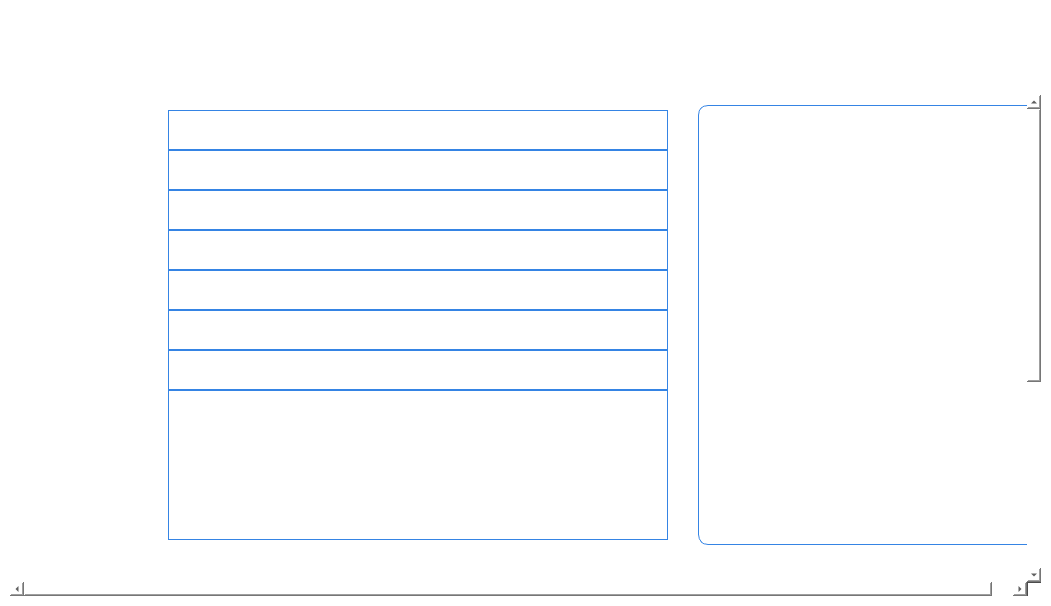
apollo-k22/FaceAI-Product, file forms/Page_5.ui: the form before one commit.
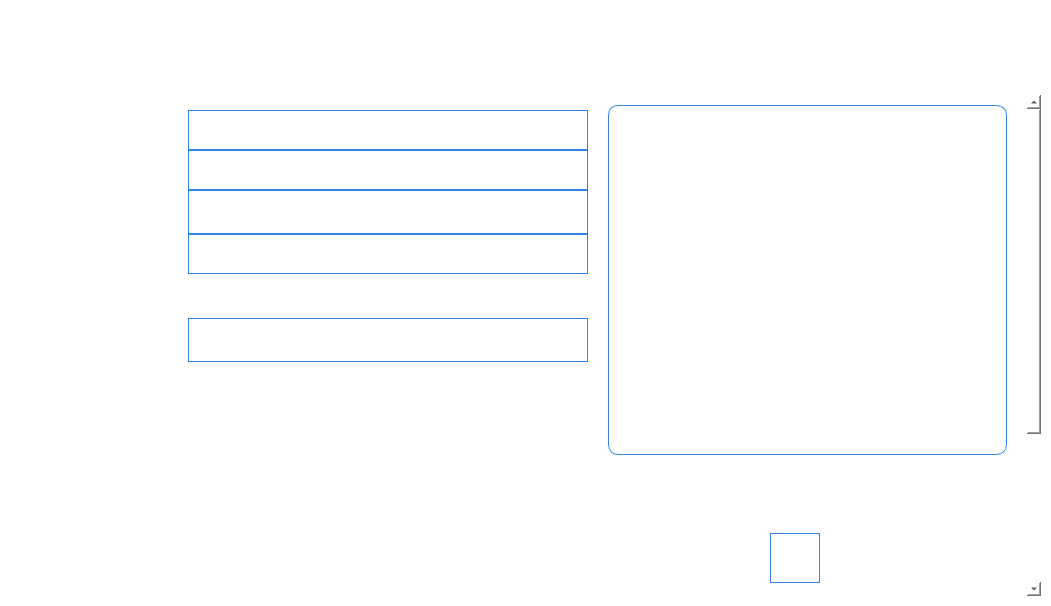
The form after the commit. Icons and pictures are not drawn.

```diff
--- a/forms/Page_5.ui
+++ b/forms/Page_5.ui
@@ -225,8 +225,8 @@
          <rect>
           <x>0</x>
           <y>0</y>
-          <width>1067</width>
-          <height>849</height>
+          <width>1012</width>
+          <height>761</height>
          </rect>
         </property>
         <property name="styleSheet">
@@ -272,7 +272,7 @@
               <number>0</number>
              </property>
              <item>
-              <layout class="QHBoxLayout" name="horizontalLayout_2" stretch="0,0,0,1,0">
+              <layout class="QHBoxLayout" name="horizontalLayout_2" stretch="0,0,1,0">
                <property name="leftMargin">
                 <number>0</number>
                </property>
@@ -346,21 +346,21 @@
                    <item row="0" column="1">
                     <widget class="QLabel" name="lblProbeId">
                      <property name="sizePolicy">
-                      <sizepolicy hsizetype="Fixed" vsizetype="Expanding">
+                      <sizepolicy hsizetype="Fixed" vsizetype="Fixed">
                        <horstretch>0</horstretch>
                        <verstretch>0</verstretch>
                       </sizepolicy>
                      </property>
                      <property name="minimumSize">
                       <size>
-                       <width>500</width>
+                       <width>400</width>
                        <height>40</height>
                       </size>
                      </property>
                      <property name="maximumSize">
                       <size>
-                       <width>500</width>
-                       <height>40</height>
+                       <width>400</width>
+                       <height>0</height>
                       </size>
                      </property>
                      <property name="baseSize">
@@ -423,13 +423,13 @@
                      </property>
                      <property name="minimumSize">
                       <size>
-                       <width>500</width>
+                       <width>400</width>
                        <height>40</height>
                       </size>
                      </property>
                      <property name="maximumSize">
                       <size>
-                       <width>500</width>
+                       <width>400</width>
                        <height>16777215</height>
                       </size>
                      </property>
@@ -463,14 +463,14 @@
                    <item row="3" column="1">
                     <widget class="QLabel" name="lblCaseNumber">
                      <property name="sizePolicy">
-                      <sizepolicy hsizetype="Fixed" vsizetype="Expanding">
+                      <sizepolicy hsizetype="Fixed" vsizetype="Fixed">
                        <horstretch>0</horstretch>
                        <verstretch>0</verstretch>
                       </sizepolicy>
                      </property>
                      <property name="minimumSize">
                       <size>
-                       <width>500</width>
+                       <width>400</width>
                        <height>40</height>
                       </size>
                      </property>
@@ -511,10 +511,16 @@
                      </property>
                      <property name="minimumSize">
                       <size>
-                       <width>500</width>
+                       <width>400</width>
                        <height>40</height>
                       </size>
                      </property>
+                     <property name="maximumSize">
+                      <size>
+                       <width>400</width>
+                       <height>16777215</height>
+                      </size>
+                     </property>
                      <property name="styleSheet">
                       <string notr="true">background:transparent;
 border: 1px solid rgb(53, 132, 228);
@@ -542,35 +548,6 @@
                      </property>
                     </widget>
                    </item>
-                   <item row="7" column="1">
-                    <widget class="QLabel" name="lblExaminerName">
-                     <property name="sizePolicy">
-                      <sizepolicy hsizetype="Fixed" vsizetype="Expanding">
-                       <horstretch>0</horstretch>
-                       <verstretch>0</verstretch>
-                      </sizepolicy>
-                     </property>
-                     <property name="minimumSize">
-                      <size>
-                       <width>500</width>
-                       <height>40</height>
-                      </size>
-                     </property>
-                     <property name="font">
-                      <font>
-                       <pointsize>18</pointsize>
-                      </font>
-                     </property>
-                     <property name="styleSheet">
-                      <string notr="true">background:transparent;
-border: 1px solid rgb(53, 132, 228);
-color: white;</string>
-                     </property>
-                     <property name="text">
-                      <string/>
-                     </property>
-                    </widget>
-                   </item>
                    <item row="8" column="0">
                     <widget class="QLabel" name="label_7">
                      <property name="sizePolicy">
@@ -598,14 +575,14 @@
                      </property>
                      <property name="minimumSize">
                       <size>
-                       <width>500</width>
+                       <width>400</width>
                        <height>40</height>
                       </size>
                      </property>
                      <property name="maximumSize">
                       <size>
-                       <width>500</width>
-                       <height>16777215</height>
+                       <width>400</width>
+                       <height>40</height>
                       </size>
                      </property>
                      <property name="styleSheet">
@@ -618,43 +595,6 @@
                      </property>
                     </widget>
                    </item>
-                   <item row="8" column="1">
-                    <widget class="QTextEdit" name="teditRemarks">
-                     <property name="enabled">
-                      <bool>true</bool>
-                     </property>
-                     <property name="sizePolicy">
-                      <sizepolicy hsizetype="Fixed" vsizetype="Expanding">
-                       <horstretch>0</horstretch>
-                       <verstretch>0</verstretch>
-                      </sizepolicy>
-                     </property>
-                     <property name="minimumSize">
-                      <size>
-                       <width>500</width>
-                       <height>0</height>
-                      </size>
-                     </property>
-                     <property name="styleSheet">
-                      <string notr="true">color: rgb(255, 255, 255);
-    font-size: 14pt;
-    font-family: Arial;
-    background-color: #3E536A;
-    background:transparent;
-    border: 1px solid rgb(53, 132, 228);</string>
-                     </property>
-                     <property name="readOnly">
-                      <bool>true</bool>
-                     </property>
-                     <property name="html">
-                      <string>&lt;!DOCTYPE HTML PUBLIC &quot;-//W3C//DTD HTML 4.0//EN&quot; &quot;http://www.w3.org/TR/REC-html40/strict.dtd&quot;&gt;
-&lt;html&gt;&lt;head&gt;&lt;meta name=&quot;qrichtext&quot; content=&quot;1&quot; /&gt;&lt;style type=&quot;text/css&quot;&gt;
-p, li { white-space: pre-wrap; }
-&lt;/style&gt;&lt;/head&gt;&lt;body style=&quot; font-family:'Arial'; font-size:14pt; font-weight:400; font-style:normal;&quot;&gt;
-&lt;p style=&quot;-qt-paragraph-type:empty; margin-top:0px; margin-bottom:0px; margin-left:0px; margin-right:0px; -qt-block-indent:0; text-indent:0px; font-size:12pt;&quot;&gt;&lt;br /&gt;&lt;/p&gt;&lt;/body&gt;&lt;/html&gt;</string>
-                     </property>
-                    </widget>
-                   </item>
                    <item row="4" column="0">
                     <widget class="QLabel" name="label_8">
                      <property name="sizePolicy">
@@ -672,50 +612,10 @@
                      </property>
                     </widget>
                    </item>
-                   <item row="4" column="1">
-                    <widget class="QLabel" name="lblPS">
-                     <property name="sizePolicy">
-                      <sizepolicy hsizetype="Fixed" vsizetype="Expanding">
-                       <horstretch>0</horstretch>
-                       <verstretch>0</verstretch>
-                      </sizepolicy>
-                     </property>
-                     <property name="minimumSize">
-                      <size>
-                       <width>500</width>
-                       <height>40</height>
-                      </size>
-                     </property>
-                     <property name="styleSheet">
-                      <string notr="true">background:transparent;
-border: 1px solid rgb(53, 132, 228);
-color: white;</string>
-                     </property>
-                     <property name="text">
-                      <string/>
-                     </property>
-                    </widget>
-                   </item>
                   </layout>
                  </item>
                 </layout>
                </item>
-               <item>
-                <spacer name="verticalSpacer">
-                 <property name="orientation">
-                  <enum>Qt::Vertical</enum>
-                 </property>
-                 <property name="sizeType">
-                  <enum>QSizePolicy::Fixed</enum>
-                 </property>
-                 <property name="sizeHint" stdset="0">
-                  <size>
-                   <width>10</width>
-                   <height>440</height>
-                  </size>
-                 </property>
-                </spacer>
-               </item>
                <item>
                 <layout class="QVBoxLayout" name="verticalLayout_4" stretch="0">
                  <item>
```
Left out of the diff: 2 changed lines with no effect on the pictures.
